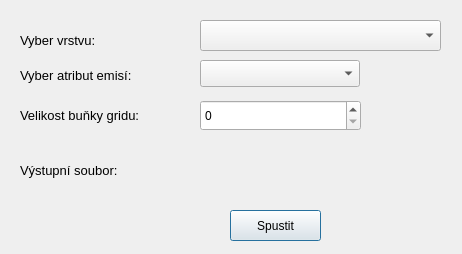
Above: jaster_polluted_source_preparation.ui from ruz76/qgis_opensymos_3 before the change. Below: the same form after it.
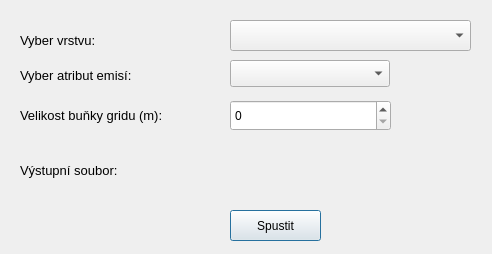
That is the form after the change. Custom widgets are drawn as their Qt base class.

The edit to the form file:
```diff
--- a/jaster_polluted_source_preparation.ui
+++ b/jaster_polluted_source_preparation.ui
@@ -6,7 +6,7 @@
    <rect>
     <x>0</x>
     <y>0</y>
-    <width>462</width>
+    <width>492</width>
     <height>254</height>
    </rect>
   </property>
@@ -16,7 +16,7 @@
   <widget class="QgsMapLayerComboBox" name="VyberVrstvu">
    <property name="geometry">
     <rect>
-     <x>200</x>
+     <x>230</x>
      <y>20</y>
      <width>241</width>
      <height>31</height>
@@ -47,7 +47,7 @@
   <widget class="QgsFieldComboBox" name="VyberAtribut">
    <property name="geometry">
     <rect>
-     <x>200</x>
+     <x>230</x>
      <y>60</y>
      <width>160</width>
      <height>27</height>
@@ -75,7 +75,7 @@
   <widget class="QgsFileWidget" name="FileOutput">
    <property name="geometry">
     <rect>
-     <x>200</x>
+     <x>230</x>
      <y>150</y>
      <width>191</width>
      <height>41</height>
@@ -108,7 +108,7 @@
     <rect>
      <x>20</x>
      <y>100</y>
-     <width>171</width>
+     <width>191</width>
      <height>31</height>
     </rect>
    </property>
@@ -118,13 +118,13 @@
     </font>
    </property>
    <property name="text">
-    <string>Velikost buňky gridu:</string>
+    <string>&lt;html&gt;&lt;head/&gt;&lt;body&gt;&lt;p&gt;Velikost buňky gridu (m):&lt;/p&gt;&lt;/body&gt;&lt;/html&gt;</string>
    </property>
   </widget>
   <widget class="QSpinBox" name="spinBox">
    <property name="geometry">
     <rect>
-     <x>200</x>
+     <x>230</x>
      <y>100</y>
      <width>161</width>
      <height>31</height>
```
